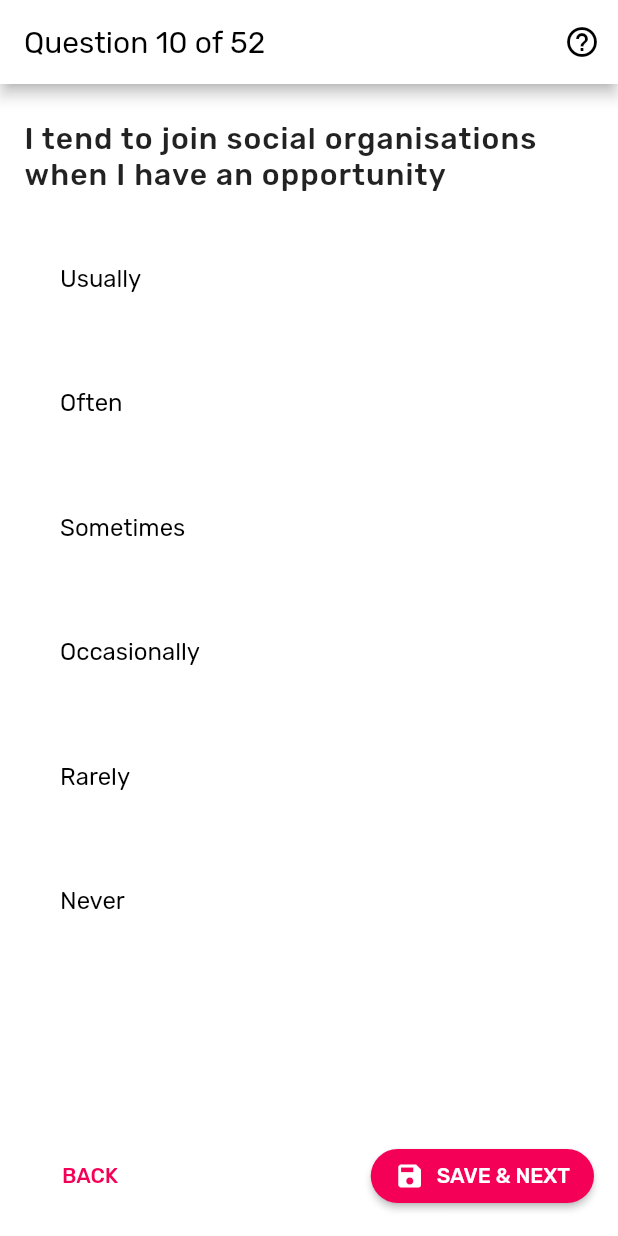
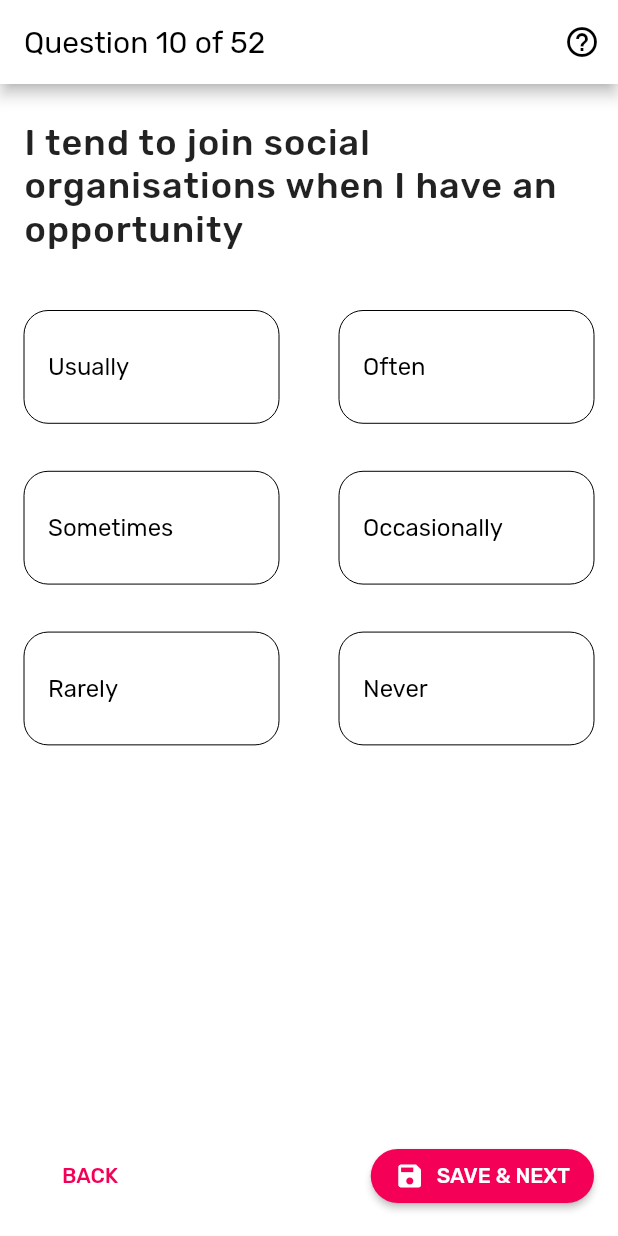
Before and after one commit to deepu513/greycells, a Flutter app: the screen it shows after launch, on a phone screen of 412 x 824 dp. Run offline on Flutter 3.47's test engine with Material 2 defaults, Android fonts, the phone set to English and light mode, and no system bars; our stand-ins replace bloc, equatable, file_picker, flutter_bloc, flutter_svg, shared_preferences; missing offline and left inert: filesize; generated files the repository leaves out were written again.

Commit message:
Changed list of options to grid

```diff
--- a/lib/view/pages/question_option_page.dart
+++ b/lib/view/pages/question_option_page.dart
@@ -37,6 +37,9 @@ class QuestionOptionPageContent extends StatelessWidget {
           padding: const EdgeInsets.fromLTRB(16.0, 24.0, 16.0, 16.0),
           child: QuestionSection(),
         ),
+        SizedBox(
+          height: 16.0,
+        ),
         Expanded(child: OptionSection()),
         Padding(
           padding: const EdgeInsets.all(16.0),
@@ -53,6 +56,7 @@ class QuestionSection extends StatelessWidget {
     return Text(
       "I tend to join social organisations when I have an opportunity",
       style: Theme.of(context).textTheme.headline6.copyWith(
+            fontSize: 24.0,
             height: 1.2,
             letterSpacing: 0.7,
           ),
@@ -78,10 +82,23 @@ class _OptionSectionState extends State<OptionSection> {
 
   @override
   Widget build(BuildContext context) {
-    return ListView.builder(
+    var size = MediaQuery.of(context).size;
+
+    /*24 is for notification bar on Android*/
+    final double itemHeight = (size.height - kToolbarHeight - 24) / 8;
+    final double itemWidth = size.width / 2;
+
+    return GridView.builder(
+      shrinkWrap: true,
+      gridDelegate: SliverGridDelegateWithFixedCrossAxisCount(
+        crossAxisCount: 2,
+        mainAxisSpacing: 16.0,
+        crossAxisSpacing: 8.0,
+        childAspectRatio: (itemWidth / itemHeight),
+      ),
       itemBuilder: (context, index) {
         return Padding(
-          padding: EdgeInsets.symmetric(vertical: 16.0, horizontal: 24.0),
+          padding: EdgeInsets.symmetric(vertical: 8.0, horizontal: 16.0),
           child: GestureDetector(
             onTap: () {
               setState(() {
@@ -89,21 +106,24 @@ class _OptionSectionState extends State<OptionSection> {
               });
             },
             child: AnimatedContainer(
+              alignment: Alignment.centerLeft,
               duration: Duration(milliseconds: 300),
               padding: EdgeInsets.all(16.0),
               decoration: BoxDecoration(
-                color: index == selectedIndex ? Colors.blueAccent.shade100 : Colors.white,
+                  color: index == selectedIndex
+                      ? Colors.blueAccent.shade100
+                      : Colors.white,
                   border: Border.all(
                       width: selectedIndex >= 0 ? 0.0 : 0.0,
                       color: index == selectedIndex
                           ? Colors.blueAccent.shade100
-                          : Colors.transparent),
+                          : Colors.black),
                   borderRadius: BorderRadius.circular(16.0)),
               child: Text(
                 options[index],
                 style: Theme.of(context).textTheme.subtitle1.copyWith(
-                  color: index == selectedIndex? Colors.white : Colors.black
-                ),
+                    color:
+                        index == selectedIndex ? Colors.white : Colors.black),
               ),
             ),
           ),
```
